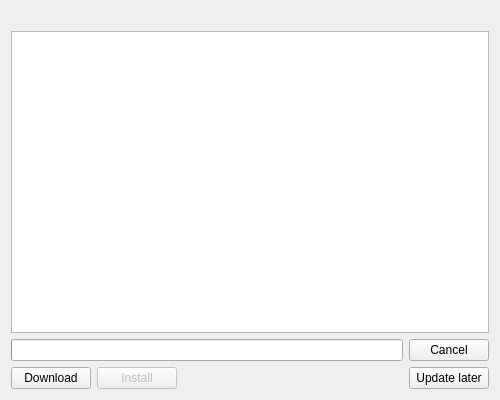
The window that src/updaterwindow.ui (crow-translate/crow-translate) describes before a commit, drawn with Qt 5.
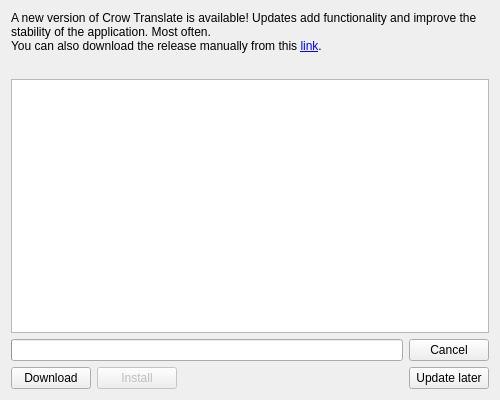
The same window after the commit. Icons and pictures are not drawn.

```diff
--- a/src/updaterwindow.ui
+++ b/src/updaterwindow.ui
@@ -19,6 +19,9 @@
   <layout class="QVBoxLayout" name="verticalLayout">
    <item>
     <widget class="QLabel" name="infoLabel">
+     <property name="text">
+      <string>&lt;html&gt;&lt;head/&gt;&lt;body&gt;&lt;p&gt;A new version of Crow Translate is available! Updates add functionality and improve the stability of the application. Most often.&lt;br/&gt;You can also download the release manually from this &lt;a href=&quot;https://github.com/Shatur95/crow-translate/releases&quot;&gt;&lt;span style=&quot; text-decoration: underline; color:#0000ff;&quot;&gt;link&lt;/span&gt;&lt;/a&gt;.&lt;/p&gt;&lt;/body&gt;&lt;/html&gt;</string>
+     </property>
      <property name="wordWrap">
       <bool>true</bool>
      </property>
@@ -27,6 +30,9 @@
      </property>
     </widget>
    </item>
+   <item>
+    <widget class="QLabel" name="versionsLabel"/>
+   </item>
    <item>
     <widget class="QTextEdit" name="changelogTextEdit"/>
    </item>
```
Left out of the diff: 6 changed lines with no effect on the pictures.
